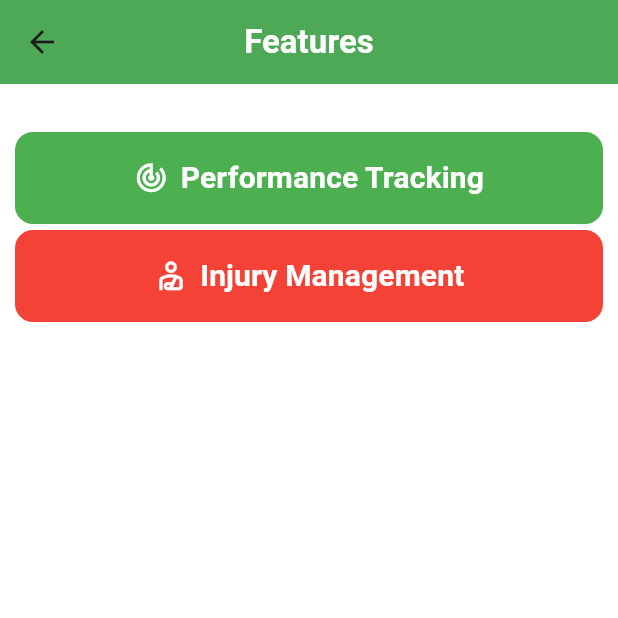
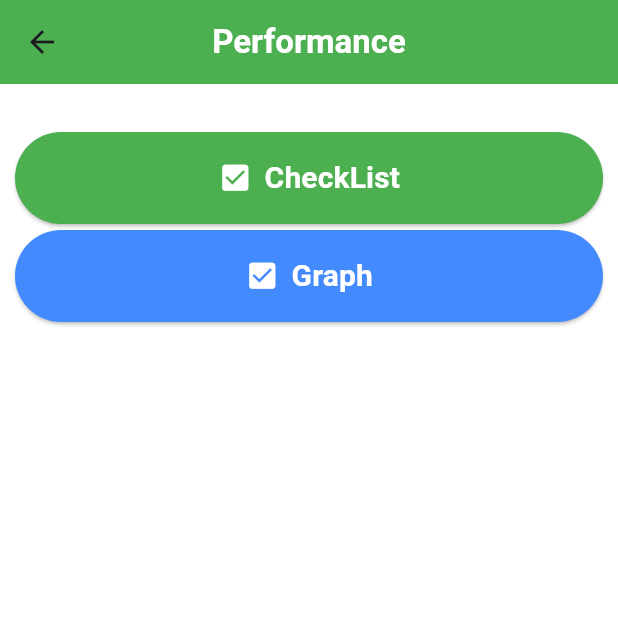
Before and after one commit to omthorat2004/AthleteVerse, a Flutter app: the FeaturesScreen screen opened by its route, after a tap on "Performance Tracking", on a phone screen of 412 x 824 dp, the top half of it. Run offline on Flutter 3.47's test engine with Material 3 defaults, Android fonts, the phone set to English and light mode, and no system bars; our stand-ins replace fl_chart, google_fonts; network calls fail.

Commit message:
Graph part added

```diff
--- a/lib/main.dart
+++ b/lib/main.dart
@@ -1,6 +1,10 @@
 import 'package:flutter/material.dart';
 import 'presentations/screens/home.dart';
 import 'presentations/screens/features.dart';
+import 'presentations/screens/performancetracking.dart';
+import 'presentations/screens/checklist.dart';
+import 'presentations/screens/graph.dart';
+
 void main() {
   runApp(AthleteManagementApp());
 }
@@ -12,20 +16,20 @@ class AthleteManagementApp extends StatelessWidget {
   Widget build(BuildContext context) {
     return MaterialApp(
       title: 'Athlete Management',
-      theme: ThemeData(
-        primarySwatch: Colors.blue,
-      ),
+      theme: ThemeData(primarySwatch: Colors.blue),
       // Define the initial route and the named routes for navigation
       initialRoute: '/',
       routes: {
         '/': (context) => LandingPage(),
         '/home': (context) => HomePage(),
-        '/features':(context)=>FeaturesScreen()
+        '/features': (context) => FeaturesScreen(),
+        '/performance_tracking': (context) => PerformanceScreen(),
+        '/checklist': (context) => ChecklistScreen(),
+        '/graph': (context) => AthleteProgressScreen(),
       },
     );
   }
 }
-
 
 class LandingPage extends StatelessWidget {
   const LandingPage({super.key});
@@ -33,9 +37,7 @@ class LandingPage extends StatelessWidget {
   @override
   Widget build(BuildContext context) {
     return Scaffold(
-      appBar: AppBar(
-        title: Text('Welcome'),
-      ),
+      appBar: AppBar(title: Text('Welcome')),
       body: Center(
         child: ElevatedButton(
           onPressed: () {
--- a/lib/presentations/screens/performancetracking.dart
+++ b/lib/presentations/screens/performancetracking.dart
@@ -1,5 +1,103 @@
+
 import 'package:flutter/material.dart';
+import 'package:flutter/rendering.dart';
 
-class PerformanceScreen{
+class PerformanceScreen extends StatefulWidget {
+  const PerformanceScreen({super.key});
 
+  static String routeName = 'Performance';
+  static String routePath = '/performance';
+
+  @override
+  State<PerformanceScreen> createState() => _PerformanceScreenState();
 }
+
+class _PerformanceScreenState extends State<PerformanceScreen>
+    with TickerProviderStateMixin {
+  final GlobalKey<ScaffoldState> scaffoldKey = GlobalKey<ScaffoldState>();
+
+  @override
+  Widget build(BuildContext context) {
+    return GestureDetector(
+      onTap: () => FocusScope.of(context).unfocus(),
+      child: Scaffold(
+        key: scaffoldKey,
+        backgroundColor: Colors.white,
+        appBar: AppBar(
+          backgroundColor: Colors.green,
+          title: const Text(
+            'Performance',
+            style: TextStyle(
+              fontSize: 22,
+              fontWeight: FontWeight.bold,
+              color: Colors.white,
+            ),
+          ),
+          centerTitle: true,
+        ),
+        body: SafeArea(
+          child: Padding(
+            padding: const EdgeInsets.all(10.0),
+            child: GridView(
+              padding: const EdgeInsets.only(top: 20),
+              gridDelegate: const SliverGridDelegateWithFixedCrossAxisCount(
+                crossAxisCount: 1,
+                crossAxisSpacing: 2,
+                childAspectRatio: 6,
+              ),
+              children: [
+                _buildFeatureButton(
+                  context,
+                  label: 'CheckList',
+                  icon: Icons.check_box,
+                  color: Colors.green,
+                  onTap: (){
+                    Navigator.pushNamed(context, '/checklist');
+                  },
+                ),
+                _buildFeatureButton(
+                  context,
+                  label: 'Graph',
+                  icon: Icons.check_box,
+                  color: Colors.blueAccent,
+                  onTap: (){
+                    Navigator.pushNamed(context, '/graph');
+                  },
+                ),
+
+              ],
+            ),
+          ),
+        ),
+      ),
+    );
+  }
+}
+
+Widget _buildFeatureButton(
+  BuildContext context, {
+  required String label,
+  required IconData icon,
+  required Color color,
+  required VoidCallback onTap,
+}) {
+  return Padding(
+    padding: const EdgeInsets.symmetric(vertical: 2),
+    child: ElevatedButton.icon(
+      onPressed: onTap,
+      icon: Icon(icon, size: 23, color: Colors.white),
+      label: Text(
+        label,
+        style: const TextStyle(
+          fontSize: 20,
+          fontWeight: FontWeight.w600,
+          color: Colors.white,
+        ),
+      ),
+      style: ElevatedButton.styleFrom(
+        backgroundColor: color,
+        padding: const EdgeInsets.symmetric(vertical: 12.0, horizontal: 16.0),
+      ),
+    ),
+  );
+}
--- a/pubspec.yaml
+++ b/pubspec.yaml
@@ -36,6 +36,7 @@ dependencies:
   cupertino_icons: ^1.0.8
   google_fonts: ^6.2.1
   url_launcher: ^6.3.1
+  fl_chart: ^0.70.2
 
 dev_dependencies:
   flutter_test:
```
Also changed, not shown: lib/presentations/screens/checklist.dart (added, +255 -0 lines), lib/presentations/screens/graph.dart (added, +220 -0 lines), lib/presentations/screens/home.dart (+66 -26 lines), pubspec.lock.
